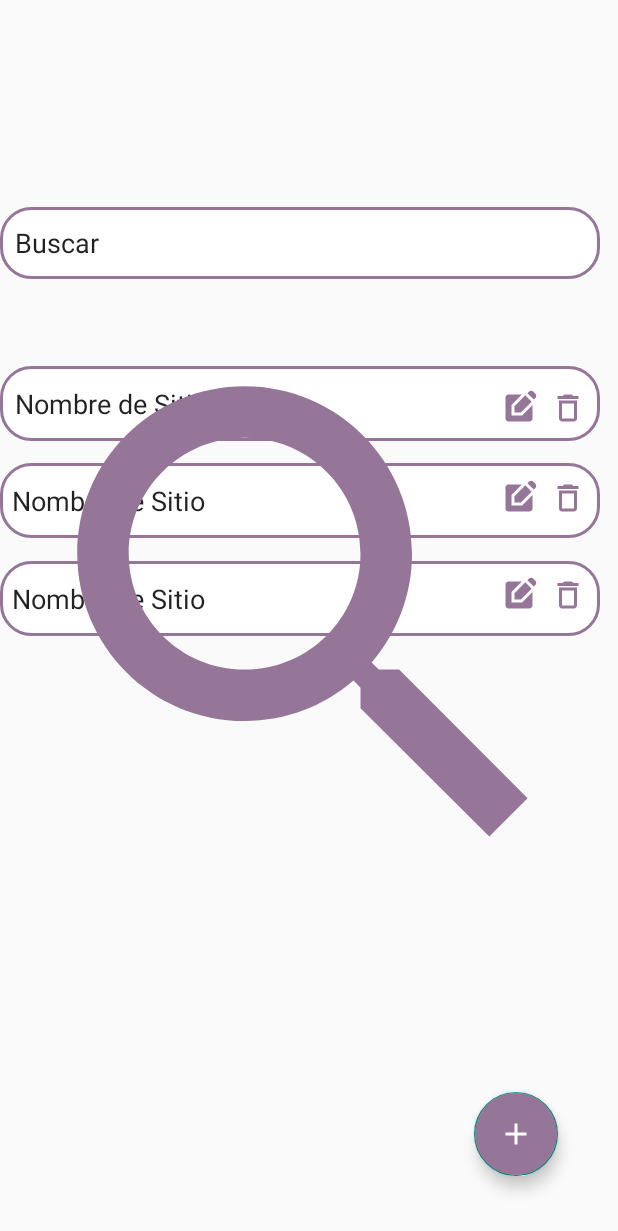
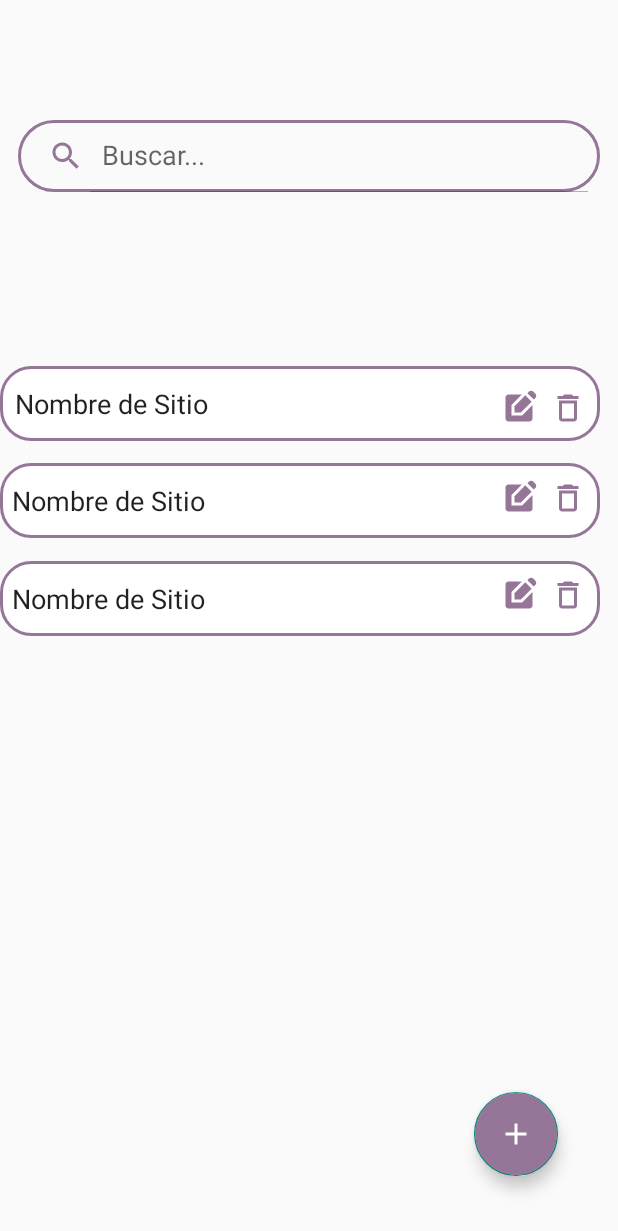
Before and after one commit to lopinlltz/IOT-PROYECTO-GRUPO2, an Android app: the layout activity_admin_lista.xml on its own in the app's theme, with its tools: preview values and no code run, on a phone screen of 412 x 824 dp. Shown: the top 1231 px of the screen. Run offline under Robolectric (Android 15) with nearby library versions, the phone set to English and light mode, and no system bars.

Commit message:
Vista lista arreglado

```diff
--- a/PROYECTO_FINAL_IOT/app/src/main/res/layout/activity_admin_lista.xml
+++ b/PROYECTO_FINAL_IOT/app/src/main/res/layout/activity_admin_lista.xml
@@ -8,21 +8,25 @@
     tools:context=".Administrador.Admin_lista"
     android:id="@+id/main">
 
+    <androidx.appcompat.widget.SearchView
+        android:id="@+id/search"
+        android:layout_width="match_parent"
+        android:layout_height="wrap_content"
+        android:layout_alignParentTop="true"
+        android:layout_marginStart="12dp"
+        android:layout_marginTop="80dp"
+        android:layout_marginEnd="12dp"
+        android:background="@drawable/list_morado_border"
+        android:focusable="false"
+        app:closeIcon="@drawable/baseline_clear_24"
+        app:iconifiedByDefault="false"
+        app:queryHint="Buscar..."
+        app:searchHintIcon="@null"
+        app:searchIcon="@drawable/baseline_search_24" />
+
 
     <EditText
         android:id="@+id/item_1"
-        android:layout_width="400dp"
-        android:layout_height="48dp"
-        android:layout_alignParentBottom="true"
-        android:layout_gravity="left"
-        android:layout_marginTop="30dp"
-        android:layout_marginBottom="638dp"
-        android:background="@drawable/edittext_bkg"
-        android:padding="10dp"
-        android:text="Buscar" />
-
-    <EditText
-        android:id="@+id/searchie"
         android:layout_width="400dp"
         android:layout_height="50dp"
         android:layout_alignParentBottom="true"
@@ -30,8 +34,8 @@
         android:layout_marginTop="30dp"
         android:layout_marginBottom="530dp"
         android:background="@drawable/edittext_bkg"
-        android:padding="10dp"
-        android:text="Nombre de Sitio" />
+        android:text="Nombre de Sitio"
+        android:padding="10dp" />
 
     <EditText
         android:id="@+id/item_2"
@@ -124,11 +128,4 @@
         android:layout_marginEnd="21dp"
         android:layout_marginBottom="540dp"
         android:src="@drawable/baseline_delete_outline_24" />
-
-    <ImageView
-        android:id="@+id/imageView7"
-        android:layout_width="match_parent"
-        android:layout_height="match_parent"
-        app:srcCompat="@drawable/baseline_search_24" />
-
 </RelativeLayout>
```
